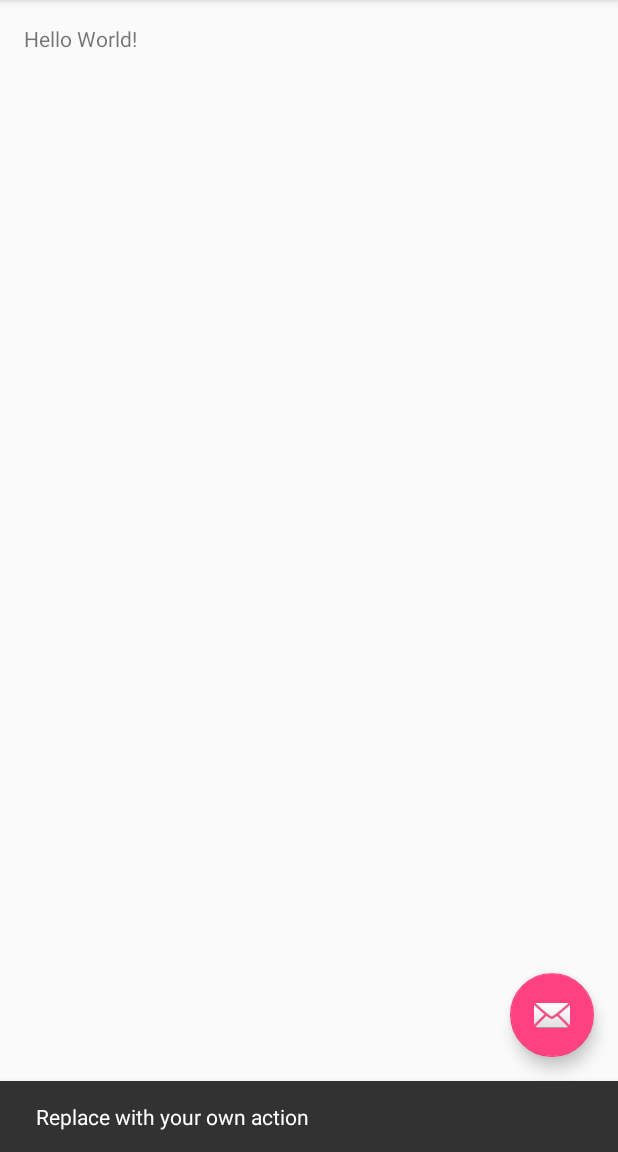
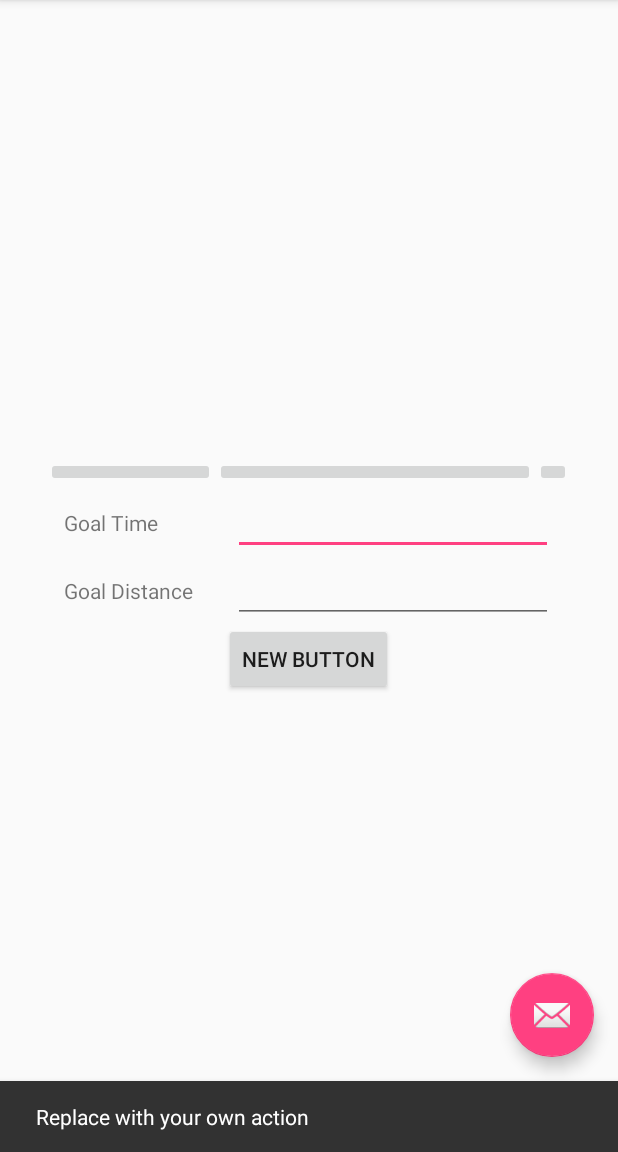
Before and after one commit to frenaut/choppa_run, an Android app: the screen it shows after launch (GoalEntry), after a tap on an icon or button, on a phone screen of 412 x 824 dp, the part 84-1236 px from its top. Run offline under Robolectric (Android 15) with nearby library versions, the phone set to English and light mode, and no system bars.

Commit message:
goal activity layout

```diff
--- a/app/src/main/res/layout/content_goal_entry.xml
+++ b/app/src/main/res/layout/content_goal_entry.xml
@@ -9,6 +9,85 @@
     app:layout_behavior="@string/appbar_scrolling_view_behavior"
     tools:showIn="@layout/activity_goal_entry" tools:context=".GoalEntry">
 
-    <TextView android:text="Hello World!" android:layout_width="wrap_content"
-        android:layout_height="wrap_content" />
+    <TableLayout
+        android:layout_width="match_parent"
+        android:layout_height="wrap_content"
+        android:layout_centerVertical="true"
+        android:layout_centerHorizontal="true"
+        android:id="@+id/tableLayout">
+
+        <TableRow
+            android:layout_width="match_parent"
+            android:layout_height="wrap_content"
+            android:contextClickable="false"
+            android:gravity="center_horizontal"
+            android:textAlignment="center">
+
+            <ImageButton
+                android:layout_width="wrap_content"
+                android:layout_height="wrap_content"
+                android:id="@+id/TrainerPicker1" />
+
+            <ImageButton
+                android:layout_width="wrap_content"
+                android:layout_height="wrap_content"
+                android:id="@+id/TrainerPicker2" />
+
+            <ImageButton
+                android:layout_width="wrap_content"
+                android:layout_height="wrap_content"
+                android:id="@+id/TrainerPicker3" />
+        </TableRow>
+
+        <TableRow
+            android:layout_width="match_parent"
+            android:layout_height="match_parent"
+            android:gravity="center_horizontal">
+
+            <TextView
+                android:layout_width="wrap_content"
+                android:layout_height="wrap_content"
+                android:text="@string/goal_time"
+                android:id="@+id/textView2" />
+
+            <EditText
+                android:layout_width="wrap_content"
+                android:layout_height="wrap_content"
+                android:inputType="number"
+                android:ems="10"
+                android:id="@+id/editText" />
+        </TableRow>
+
+        <TableRow
+            android:layout_width="match_parent"
+            android:layout_height="match_parent"
+            android:gravity="center_horizontal">
+
+            <TextView
+                android:layout_width="wrap_content"
+                android:layout_height="wrap_content"
+                android:text="@string/goal_distance"
+                android:id="@+id/textView3" />
+
+            <EditText
+                android:layout_width="wrap_content"
+                android:layout_height="wrap_content"
+                android:inputType="number"
+                android:ems="10"
+                android:id="@+id/editText2" />
+        </TableRow>
+
+        <TableRow
+            android:layout_width="match_parent"
+            android:layout_height="match_parent"
+            android:gravity="center_horizontal" >
+
+            <Button
+                android:layout_width="wrap_content"
+                android:layout_height="wrap_content"
+                android:text="New Button"
+                android:id="@+id/button" />
+        </TableRow>
+    </TableLayout>
+
 </RelativeLayout>
--- a/app/src/main/res/values/strings.xml
+++ b/app/src/main/res/values/strings.xml
@@ -1,4 +1,9 @@
 <resources>
     <string name="app_name">Trainer</string>
     <string name="action_settings">Settings</string>
+    <string name="goal_time">Goal Time</string>
+    <string name="goal_distance">Goal Distance</string>
+    <string name="unit_distance">km</string>
+    <string name="unit_time">min</string>
+    <string name="button_start">Run!</string>
 </resources>
```
Also changed, not shown: app/src/main/res/mipmap-hdpi/arnold_head.png (added).
